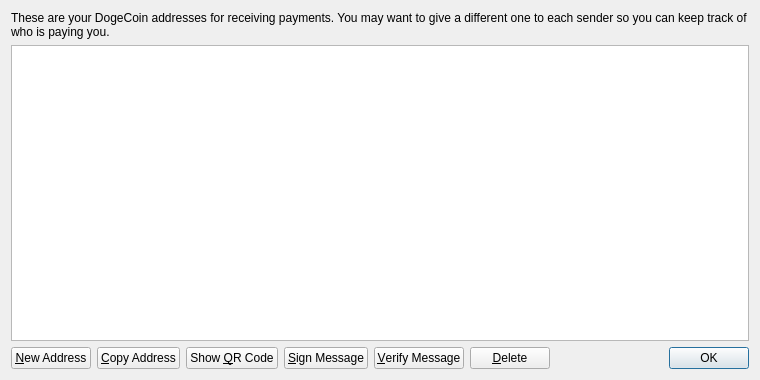
Qt form src/qt/forms/addressbookpage.ui (CoiningPress/dogecoin-genesis) before a commit.
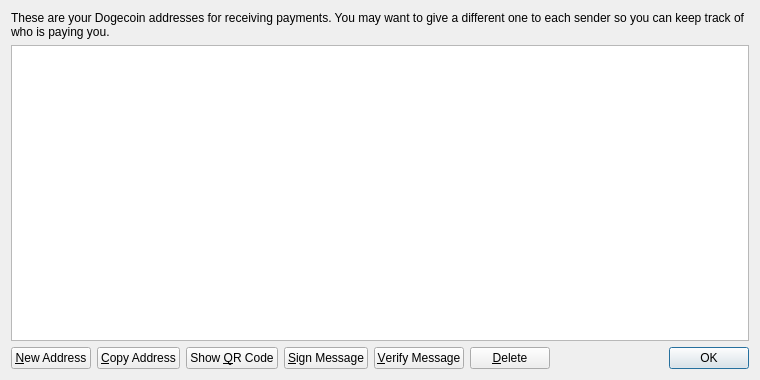
The same form after that commit. Icons and pictures are not drawn.

Commit message: wow such consistency (updated references of 'DogeCoin' to 'Dogecoin')

The edit to the form file:
```diff
--- a/src/qt/forms/addressbookpage.ui
+++ b/src/qt/forms/addressbookpage.ui
@@ -17,7 +17,7 @@
    <item>
     <widget class="QLabel" name="labelExplanation">
      <property name="text">
-      <string>These are your DogeCoin addresses for receiving payments. You may want to give a different one to each sender so you can keep track of who is paying you.</string>
+      <string>These are your Dogecoin addresses for receiving payments. You may want to give a different one to each sender so you can keep track of who is paying you.</string>
      </property>
      <property name="textFormat">
       <enum>Qt::PlainText</enum>
```
The commit also changes 13 other files.
